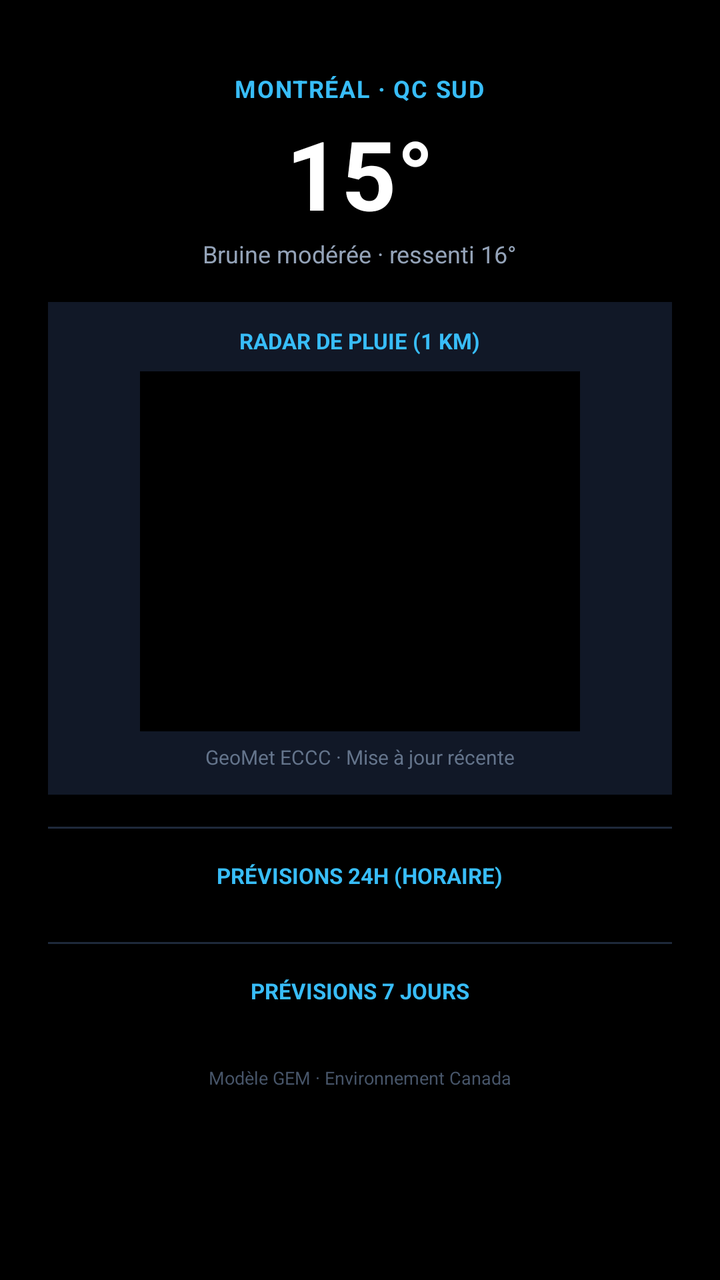
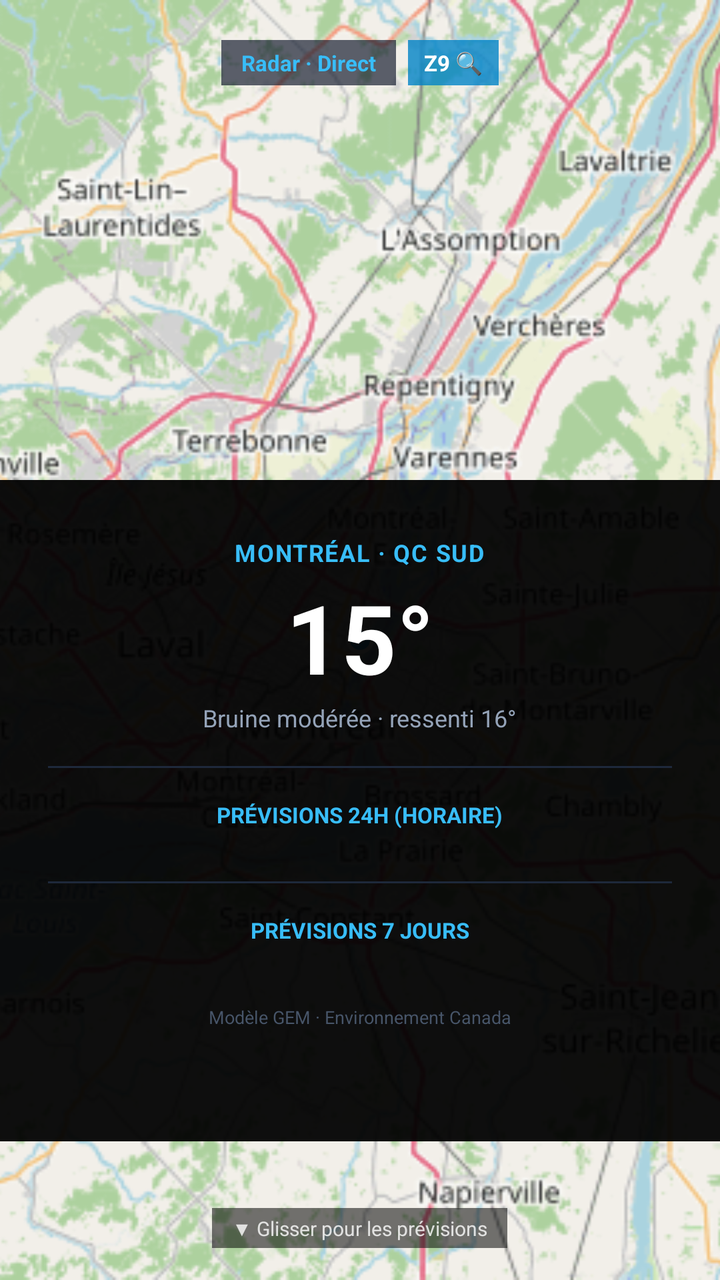

Compare the two renders of this Android layout. The source of the first and the diff that turns it into the second are given below.
<!-- AndroidManifest.xml: activity theme android:Theme.DeviceDefault.NoActionBar -->
<!-- res/layout/activity_weather_radar.xml -->
<?xml version="1.0" encoding="utf-8"?>
<ScrollView xmlns:android="http://schemas.android.com/apk/res/android"
    android:id="@+id/scrollView"
    android:layout_width="match_parent"
    android:layout_height="match_parent"
    android:background="#000000"
    android:fillViewport="true"
    android:scrollbars="none">

    <LinearLayout
        android:id="@+id/contentLayout"
        android:layout_width="match_parent"
        android:layout_height="wrap_content"
        android:orientation="vertical"
        android:paddingStart="24dp"
        android:paddingEnd="24dp"
        android:paddingTop="36dp"
        android:paddingBottom="56dp"
        android:gravity="center_horizontal">

        
        <TextView
            android:id="@+id/tvLocation"
            android:layout_width="wrap_content"
            android:layout_height="wrap_content"
            android:text="MONTRÉAL · QC SUD"
            android:textColor="#38BDF8"
            android:textSize="12sp"
            android:textStyle="bold"
            android:letterSpacing="0.05" />

        <TextView
            android:id="@+id/tvCurrentTemp"
            android:layout_width="wrap_content"
            android:layout_height="wrap_content"
            android:text="15°"
            android:textColor="#FFFFFF"
            android:textSize="48sp"
            android:textStyle="bold"
            android:layout_marginTop="2dp" />

        <TextView
            android:id="@+id/tvCondition"
            android:layout_width="wrap_content"
            android:layout_height="wrap_content"
            android:text="Bruine modérée · ressenti 16°"
            android:textColor="#94A3B8"
            android:textSize="12sp"
            android:layout_marginBottom="16dp" />

        
        <LinearLayout
            android:layout_width="match_parent"
            android:layout_height="wrap_content"
            android:orientation="vertical"
            android:background="#111827"
            android:padding="12dp"
            android:gravity="center_horizontal">

            <TextView
                android:layout_width="wrap_content"
                android:layout_height="wrap_content"
                android:text="RADAR DE PLUIE (1 KM)"
                android:textColor="#38BDF8"
                android:textSize="11sp"
                android:textStyle="bold"
                android:layout_marginBottom="8dp" />

            <ImageView
                android:id="@+id/radarImageView"
                android:layout_width="220dp"
                android:layout_height="180dp"
                android:scaleType="fitCenter"
                android:background="#000000" />

            <TextView
                android:id="@+id/tvRadarStatus"
                android:layout_width="wrap_content"
                android:layout_height="wrap_content"
                android:text="GeoMet ECCC · Mise à jour récente"
                android:textColor="#64748B"
                android:textSize="10sp"
                android:layout_marginTop="6dp" />
        </LinearLayout>

        
        <View
            android:layout_width="match_parent"
            android:layout_height="1dp"
            android:background="#1E293B"
            android:layout_marginTop="16dp"
            android:layout_marginBottom="16dp" />

        
        <TextView
            android:layout_width="wrap_content"
            android:layout_height="wrap_content"
            android:text="PRÉVISIONS 24H (HORAIRE)"
            android:textColor="#38BDF8"
            android:textSize="11sp"
            android:textStyle="bold"
            android:layout_marginBottom="10dp" />

        <LinearLayout
            android:id="@+id/hourlyContainer"
            android:layout_width="match_parent"
            android:layout_height="wrap_content"
            android:orientation="vertical" />

        
        <View
            android:layout_width="match_parent"
            android:layout_height="1dp"
            android:background="#1E293B"
            android:layout_marginTop="16dp"
            android:layout_marginBottom="16dp" />

        
        <TextView
            android:layout_width="wrap_content"
            android:layout_height="wrap_content"
            android:text="PRÉVISIONS 7 JOURS"
            android:textColor="#38BDF8"
            android:textSize="11sp"
            android:textStyle="bold"
            android:layout_marginBottom="10dp" />

        <LinearLayout
            android:id="@+id/dailyContainer"
            android:layout_width="match_parent"
            android:layout_height="wrap_content"
            android:orientation="vertical" />

        
        <TextView
            android:layout_width="wrap_content"
            android:layout_height="wrap_content"
            android:text="Modèle GEM · Environnement Canada"
            android:textColor="#475569"
            android:textSize="9sp"
            android:layout_marginTop="20dp" />

    </LinearLayout>
</ScrollView>
<!-- resources referenced by this layout -->
<resources>

</resources>

<!-- the commit's change to res/layout/activity_weather_radar.xml (unified diff, before → after) -->
@@ -1,144 +1,230 @@
 <?xml version="1.0" encoding="utf-8"?>
-<ScrollView xmlns:android="http://schemas.android.com/apk/res/android"
-    android:id="@+id/scrollView"
+<FrameLayout xmlns:android="http://schemas.android.com/apk/res/android"
     android:layout_width="match_parent"
     android:layout_height="match_parent"
-    android:background="#000000"
-    android:fillViewport="true"
-    android:scrollbars="none">
-
-    <LinearLayout
-        android:id="@+id/contentLayout"
+    android:background="#000000">
+
+    
+    <FrameLayout
+        android:id="@+id/radarFullScreenContainer"
         android:layout_width="match_parent"
-        android:layout_height="wrap_content"
-        android:orientation="vertical"
-        android:paddingStart="24dp"
-        android:paddingEnd="24dp"
-        android:paddingTop="36dp"
-        android:paddingBottom="56dp"
-        android:gravity="center_horizontal">
+        android:layout_height="match_parent">
+
+        <ImageView
+            android:id="@+id/radarBaseMap"
+            android:layout_width="match_parent"
+            android:layout_height="match_parent"
+            android:scaleType="centerCrop"
+            android:src="@drawable/radar_basemap" />
+
+        <ImageView
+            android:id="@+id/radarImageView"
+            android:layout_width="match_parent"
+            android:layout_height="match_parent"
+            android:scaleType="centerCrop"
+            android:alpha="0.80" />
 
         
-        <TextView
-            android:id="@+id/tvLocation"
-            android:layout_width="wrap_content"
-            android:layout_height="wrap_content"
-            android:text="MONTRÉAL · QC SUD"
-            android:textColor="#38BDF8"
-            android:textSize="12sp"
-            android:textStyle="bold"
-            android:letterSpacing="0.05" />
-
-        <TextView
-            android:id="@+id/tvCurrentTemp"
-            android:layout_width="wrap_content"
-            android:layout_height="wrap_content"
-            android:text="15°"
-            android:textColor="#FFFFFF"
-            android:textSize="48sp"
-            android:textStyle="bold"
-            android:layout_marginTop="2dp" />
-
-        <TextView
-            android:id="@+id/tvCondition"
-            android:layout_width="wrap_content"
-            android:layout_height="wrap_content"
-            android:text="Bruine modérée · ressenti 16°"
-            android:textColor="#94A3B8"
-            android:textSize="12sp"
-            android:layout_marginBottom="16dp" />
-
-        
+        <ImageView
+            android:id="@+id/ivUserDot"
+            android:layout_width="14dp"
+            android:layout_height="14dp"
+            android:layout_gravity="center"
+            android:src="@drawable/ic_user_location_dot" />
+    </FrameLayout>
+
+    
+    <ScrollView
+        android:id="@+id/scrollView"
+        android:layout_width="match_parent"
+        android:layout_height="match_parent"
+        android:scrollbars="none"
+        android:fillViewport="true">
+
         <LinearLayout
+            android:id="@+id/contentLayout"
             android:layout_width="match_parent"
             android:layout_height="wrap_content"
             android:orientation="vertical"
-            android:background="#111827"
-            android:padding="12dp"
             android:gravity="center_horizontal">
 
-            <TextView
-                android:layout_width="wrap_content"
+            
+            <View
+                android:id="@+id/fullScreenSpacer"
+                android:layout_width="match_parent"
+                android:layout_height="240dp" />
+
+            
+            <LinearLayout
+                android:layout_width="match_parent"
                 android:layout_height="wrap_content"
-                android:text="RADAR DE PLUIE (1 KM)"
-                android:textColor="#38BDF8"
-                android:textSize="11sp"
-                android:textStyle="bold"
-                android:layout_marginBottom="8dp" />
-
-            <ImageView
-                android:id="@+id/radarImageView"
-                android:layout_width="220dp"
-                android:layout_height="180dp"
-                android:scaleType="fitCenter"
-                android:background="#000000" />
+                android:orientation="vertical"
+                android:background="#F0000000"
+                android:paddingStart="24dp"
+                android:paddingEnd="24dp"
+                android:paddingTop="28dp"
+                android:paddingBottom="56dp"
+                android:gravity="center_horizontal">
+
+                
+                <TextView
+                    android:id="@+id/tvLocation"
+                    android:layout_width="wrap_content"
+                    android:layout_height="wrap_content"
+                    android:text="MONTRÉAL · QC SUD"
+                    android:textColor="#38BDF8"
+                    android:textSize="12sp"
+                    android:textStyle="bold"
+                    android:letterSpacing="0.05" />
+
+                <TextView
+                    android:id="@+id/tvCurrentTemp"
+                    android:layout_width="wrap_content"
+                    android:layout_height="wrap_content"
+                    android:text="15°"
+                    android:textColor="#FFFFFF"
+                    android:textSize="48sp"
+                    android:textStyle="bold"
+                    android:layout_marginTop="2dp" />
+
+                <TextView
+                    android:id="@+id/tvCondition"
+                    android:layout_width="wrap_content"
+                    android:layout_height="wrap_content"
+                    android:text="Bruine modérée · ressenti 16°"
+                    android:textColor="#94A3B8"
+                    android:textSize="12sp"
+                    android:layout_marginBottom="16dp" />
+
+                
+                <View
+                    android:layout_width="match_parent"
+                    android:layout_height="1dp"
+                    android:background="#1E293B"
+                    android:layout_marginBottom="16dp" />
+
+                
+                <TextView
+                    android:layout_width="wrap_content"
+                    android:layout_height="wrap_content"
+                    android:text="PRÉVISIONS 24H (HORAIRE)"
+                    android:textColor="#38BDF8"
+                    android:textSize="11sp"
+                    android:textStyle="bold"
+                    android:layout_marginBottom="10dp" />
+
+                <HorizontalScrollView
+                    android:layout_width="match_parent"
+                    android:layout_height="wrap_content"
+                    android:scrollbars="none"
+                    android:fillViewport="true">
+
+                    <LinearLayout
+                        android:id="@+id/hourlyContainer"
+                        android:layout_width="wrap_content"
+                        android:layout_height="wrap_content"
+                        android:orientation="horizontal"
+                        android:paddingStart="4dp"
+                        android:paddingEnd="4dp" />
+                </HorizontalScrollView>
+
+                
+                <View
+                    android:layout_width="match_parent"
+                    android:layout_height="1dp"
+                    android:background="#1E293B"
+                    android:layout_marginTop="16dp"
+                    android:layout_marginBottom="16dp" />
+
+                
+                <TextView
+                    android:layout_width="wrap_content"
+                    android:layout_height="wrap_content"
+                    android:text="PRÉVISIONS 7 JOURS"
+                    android:textColor="#38BDF8"
+                    android:textSize="11sp"
+                    android:textStyle="bold"
+                    android:layout_marginBottom="10dp" />
+
+                <LinearLayout
+                    android:id="@+id/dailyContainer"
+                    android:layout_width="match_parent"
+                    android:layout_height="wrap_content"
+                    android:orientation="vertical" />
+
+                
+                <TextView
+                    android:layout_width="wrap_content"
+                    android:layout_height="wrap_content"
+                    android:text="Modèle GEM · Environnement Canada"
+                    android:textColor="#475569"
+                    android:textSize="9sp"
+                    android:layout_marginTop="20dp" />
+            </LinearLayout>
+
+        </LinearLayout>
+    </ScrollView>
+
+    
+    <LinearLayout
+        android:id="@+id/topBarLayout"
+        android:layout_width="wrap_content"
+        android:layout_height="wrap_content"
+        android:layout_gravity="top|center_horizontal"
+        android:layout_marginTop="20dp"
+        android:orientation="horizontal">
+
+        <LinearLayout
+            android:layout_width="wrap_content"
+            android:layout_height="wrap_content"
+            android:background="#AA0F172A"
+            android:paddingStart="10dp"
+            android:paddingEnd="10dp"
+            android:paddingTop="4dp"
+            android:paddingBottom="4dp">
 
             <TextView
                 android:id="@+id/tvRadarStatus"
                 android:layout_width="wrap_content"
                 android:layout_height="wrap_content"
-                android:text="GeoMet ECCC · Mise à jour récente"
-                android:textColor="#64748B"
-                android:textSize="10sp"
-                android:layout_marginTop="6dp" />
+                android:text="Radar · Direct"
+                android:textColor="#38BDF8"
+                android:textSize="11sp"
+                android:textStyle="bold" />
         </LinearLayout>
 
-        
         <View
-            android:layout_width="match_parent"
-            android:layout_height="1dp"
-            android:background="#1E293B"
-            android:layout_marginTop="16dp"
-            android:layout_marginBottom="16dp" />
-
-        
+            android:layout_width="6dp"
+            android:layout_height="1dp" />
+
         <TextView
+            android:id="@+id/btnZoomToggle"
             android:layout_width="wrap_content"
             android:layout_height="wrap_content"
-            android:text="PRÉVISIONS 24H (HORAIRE)"
-            android:textColor="#38BDF8"
+            android:background="#CC0284C7"
+            android:text="Z9 🔍"
+            android:textColor="#FFFFFF"
             android:textSize="11sp"
             android:textStyle="bold"
-            android:layout_marginBottom="10dp" />
-
-        <LinearLayout
-            android:id="@+id/hourlyContainer"
-            android:layout_width="match_parent"
-            android:layout_height="wrap_content"
-            android:orientation="vertical" />
-
-        
-        <View
-            android:layout_width="match_parent"
-            android:layout_height="1dp"
-            android:background="#1E293B"
-            android:layout_marginTop="16dp"
-            android:layout_marginBottom="16dp" />
-
-        
-        <TextView
-            android:layout_width="wrap_content"
-            android:layout_height="wrap_content"
-            android:text="PRÉVISIONS 7 JOURS"
-            android:textColor="#38BDF8"
-            android:textSize="11sp"
-            android:textStyle="bold"
-            android:layout_marginBottom="10dp" />
-
-        <LinearLayout
-            android:id="@+id/dailyContainer"
-            android:layout_width="match_parent"
-            android:layout_height="wrap_content"
-            android:orientation="vertical" />
-
-        
-        <TextView
-            android:layout_width="wrap_content"
-            android:layout_height="wrap_content"
-            android:text="Modèle GEM · Environnement Canada"
-            android:textColor="#475569"
-            android:textSize="9sp"
-            android:layout_marginTop="20dp" />
-
+            android:paddingStart="8dp"
+            android:paddingEnd="8dp"
+            android:paddingTop="4dp"
+            android:paddingBottom="4dp" />
     </LinearLayout>
-</ScrollView>
+
+    <TextView
+        android:id="@+id/tvScrollPrompt"
+        android:layout_width="wrap_content"
+        android:layout_height="wrap_content"
+        android:layout_gravity="bottom|center_horizontal"
+        android:layout_marginBottom="16dp"
+        android:text="▼ Glisser pour les prévisions"
+        android:textColor="#CCFFFFFF"
+        android:textSize="10sp"
+        android:background="#88000000"
+        android:paddingStart="10dp"
+        android:paddingEnd="10dp"
+        android:paddingTop="3dp"
+        android:paddingBottom="3dp" />
+
+</FrameLayout>
<!-- resource entries referenced after the edit -->
@@ -1,5 +1,17 @@
 <!-- resources referenced by this layout -->
 <resources>
-
+  <!-- drawable ic_user_location_dot (drawable) -->
+  <?xml version="1.0" encoding="utf-8"?>
+  <shape xmlns:android="http://schemas.android.com/apk/res/android"
+      android:shape="oval">
+      <solid android:color="#38BDF8" />
+      <stroke
+          android:width="2dp"
+          android:color="#FFFFFF" />
+      <size
+          android:width="14dp"
+          android:height="14dp" />
+  </shape>
+  <!-- drawable radar_basemap: png bitmap (drawable, 328624 bytes) -->
 </resources>
 
